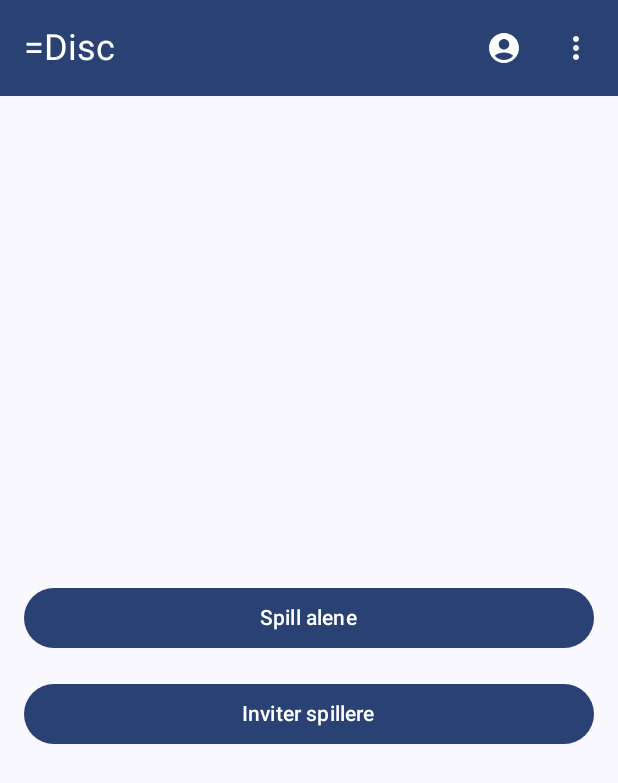
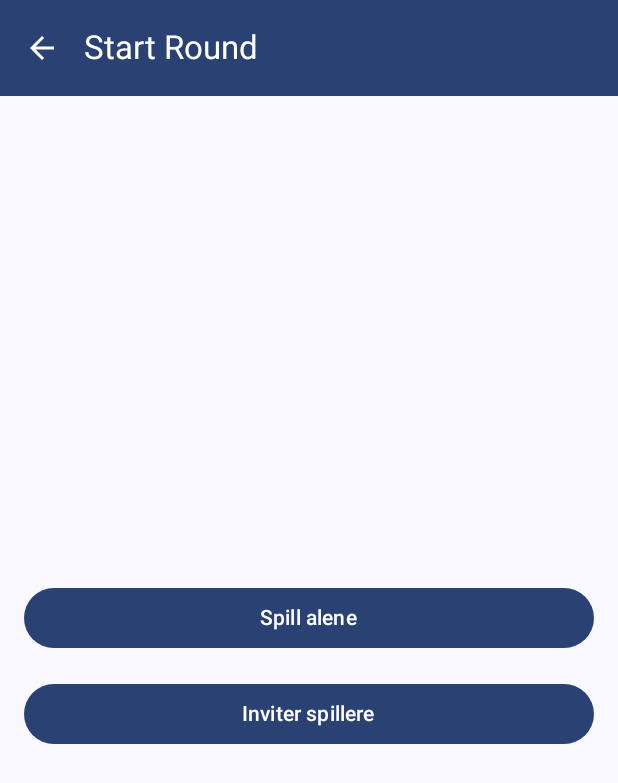
Before and after one commit to lidoliver/Gruppe11_MOB3000, an Android app built with Jetpack Compose: the StartRoundScreen screen opened through its navigation route, on a phone screen of 412 x 824 dp. Shown: the top 783 px of the screen. Run offline under Robolectric (Android 15) with nearby library versions, the phone set to English and light mode, and no system bars.

Commit message:
MinProfil lagt til

```diff
--- a/app/src/main/java/My/Application/MainActivity.kt
+++ b/app/src/main/java/My/Application/MainActivity.kt
@@ -9,7 +9,8 @@ import androidx.compose.runtime.Composable
 import androidx.navigation.compose.NavHost
 import androidx.navigation.compose.composable
 import androidx.navigation.compose.rememberNavController
-import My.Application.ui.screen.mainmenu.MainMenuScreen // <-- Add this import
+import My.Application.ui.screen.mainmenu.MainMenuScreen
+import My.Application.ui.screen.myprofile.MyProfileScreen
 import My.Application.ui.screen.startround.StartRoundScreen
 import My.Application.ui.theme.MyApplicationTheme
 
@@ -30,12 +31,13 @@ fun AppNavigation() {
     val navController = rememberNavController()
     NavHost(navController = navController, startDestination = "main_menu") {
         composable("main_menu") {
-            // This now correctly calls the function from the other file
             MainMenuScreen(navController = navController)
         }
         composable("start_round") {
-            // Your StartRoundScreen file is already organized correctly
-            StartRoundScreen()
+            StartRoundScreen(navController = navController)
+        }
+        composable("my_profile") {
+            MyProfileScreen(navController = navController)
         }
     }
 }
--- a/app/src/main/java/My/Application/ui/components/TopBar.kt
+++ b/app/src/main/java/My/Application/ui/components/TopBar.kt
@@ -1,70 +1,30 @@
-// In app/src/main/java/My/Application/ui/components/TopBar.kt
-
 package My.Application.ui.components
 
 import androidx.compose.material.icons.Icons
-import androidx.compose.material.icons.filled.AccountCircle
-import androidx.compose.material.icons.filled.MoreVert
+import androidx.compose.material.icons.automirrored.filled.ArrowBack
 import androidx.compose.material3.*
-import androidx.compose.runtime.*
-import androidx.compose.runtime.getValue
-import androidx.compose.runtime.setValue
-import androidx.compose.ui.unit.sp
+import androidx.compose.runtime.Composable
+import androidx.compose.ui.graphics.Color
+import androidx.navigation.NavController
 
 @OptIn(ExperimentalMaterial3Api::class)
 @Composable
-fun AppTopBar() {
-    var showMenu by remember { mutableStateOf(false) }
-
+fun AppTopBar(title: String, canNavigateBack: Boolean, navController: NavController) {
     TopAppBar(
-        title = {
-            Text(
-                text = "=Disc",
-                fontSize = 24.sp,
-                color = MaterialTheme.colorScheme.onPrimary
-            )
-        },
+        title = { Text(text = title) },
         colors = TopAppBarDefaults.topAppBarColors(
-            containerColor = MaterialTheme.colorScheme.primary
+            containerColor = MaterialTheme.colorScheme.primary,
+            titleContentColor = Color.White,
+            navigationIconContentColor = Color.White
         ),
-        actions = {
-            // Profile Icon
-            IconButton(onClick = { /* TODO: Navigate to Profile Screen */ }) {
-                Icon(
-                    imageVector = Icons.Default.AccountCircle,
-                    contentDescription = "User Profile",
-                    tint = MaterialTheme.colorScheme.onPrimary
-                )
-            }
-
-            // Dropdown Menu Icon
-            IconButton(onClick = { showMenu = !showMenu }) {
-                Icon(
-                    imageVector = Icons.Default.MoreVert,
-                    contentDescription = "More Options",
-                    tint = MaterialTheme.colorScheme.onPrimary
-                )
-            }
-
-            // DropdownMenu
-            DropdownMenu(
-                expanded = showMenu,
-                onDismissRequest = { showMenu = false }
-            ) {
-                DropdownMenuItem(
-                    text = { Text("Profile") },
-                    onClick = {
-                        /* TODO: Handle Profile click */
-                        showMenu = false
-                    }
-                )
-                DropdownMenuItem(
-                    text = { Text("Statistics") },
-                    onClick = {
-                        /* TODO: Handle Statistics click */
-                        showMenu = false
-                    }
-                )
+        navigationIcon = {
+            if (canNavigateBack) {
+                IconButton(onClick = { navController.navigateUp() }) {
+                    Icon(
+                        imageVector = Icons.AutoMirrored.Filled.ArrowBack,
+                        contentDescription = "Back"
+                    )
+                }
             }
         }
     )
--- a/app/src/main/java/My/Application/ui/screen/mainmenu/MainMenuScreen.kt
+++ b/app/src/main/java/My/Application/ui/screen/mainmenu/MainMenuScreen.kt
@@ -1,5 +1,5 @@
 // In app/src/main/java/My/Application/ui/screen/mainmenu/MainMenuScreen.kt
-package My.Application.ui.screen.mainmenu // Add this line
+package My.Application.ui.screen.mainmenu
 
 import androidx.compose.foundation.layout.*
 import androidx.compose.material3.Button
@@ -18,7 +18,7 @@ import My.Application.ui.theme.MyApplicationTheme
 @Composable
 fun MainMenuScreen(navController: NavController) {
     Scaffold(
-        topBar = { AppTopBar() }
+        topBar = { AppTopBar(title = "Main Menu", canNavigateBack = false, navController = navController) }
     ) { innerPadding ->
         Column(
             modifier = Modifier
@@ -45,6 +45,15 @@ fun MainMenuScreen(navController: NavController) {
             ) {
                 Text("Spillehistorikk")
             }
+
+            Spacer(modifier = Modifier.height(16.dp))
+
+            Button(
+                onClick = { navController.navigate("my_profile") },
+                modifier = Modifier.fillMaxWidth()
+            ) {
+                Text("My Profile")
+            }
         }
     }
 }
--- a/app/src/main/java/My/Application/ui/screen/startround/StartRoundScreen.kt
+++ b/app/src/main/java/My/Application/ui/screen/startround/StartRoundScreen.kt
@@ -11,13 +11,15 @@ import androidx.compose.ui.Alignment
 import androidx.compose.ui.Modifier
 import androidx.compose.ui.tooling.preview.Preview
 import androidx.compose.ui.unit.dp
+import androidx.navigation.NavController
+import androidx.navigation.compose.rememberNavController
 import My.Application.ui.components.AppTopBar
 import My.Application.ui.theme.MyApplicationTheme
 
 @Composable
-fun StartRoundScreen() {
+fun StartRoundScreen(navController: NavController) {
     Scaffold(
-        topBar = { AppTopBar() } // Using our reusable TopBar
+        topBar = { AppTopBar(title = "Start Round", canNavigateBack = true, navController = navController) } // Using our reusable TopBar
     ) { innerPadding ->
         Column(
             modifier = Modifier
@@ -50,6 +52,6 @@ fun StartRoundScreen() {
 @Composable
 fun StartRoundScreenPreview() {
     MyApplicationTheme {
-        StartRoundScreen()
+        StartRoundScreen(navController = rememberNavController())
     }
 }
```
Also changed, not shown: app/src/main/java/My/Application/ui/screen/myprofile/MyProfile.kt (added, +64 -0 lines).
